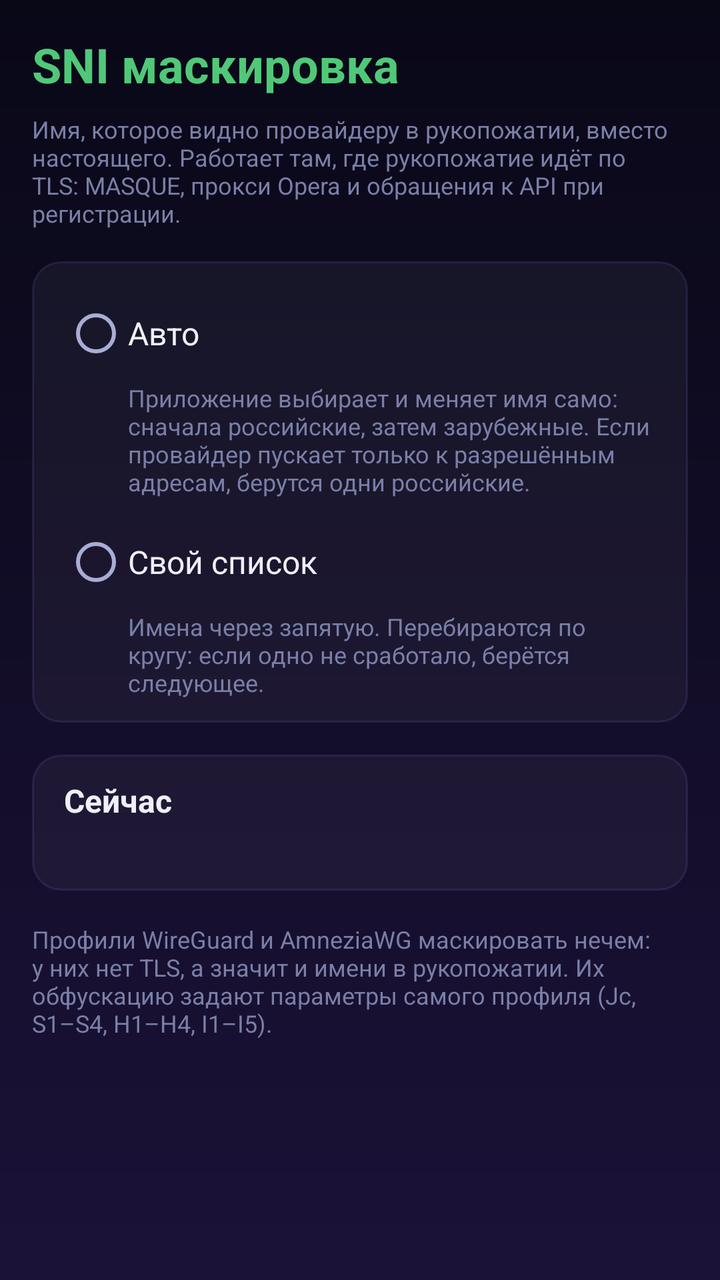
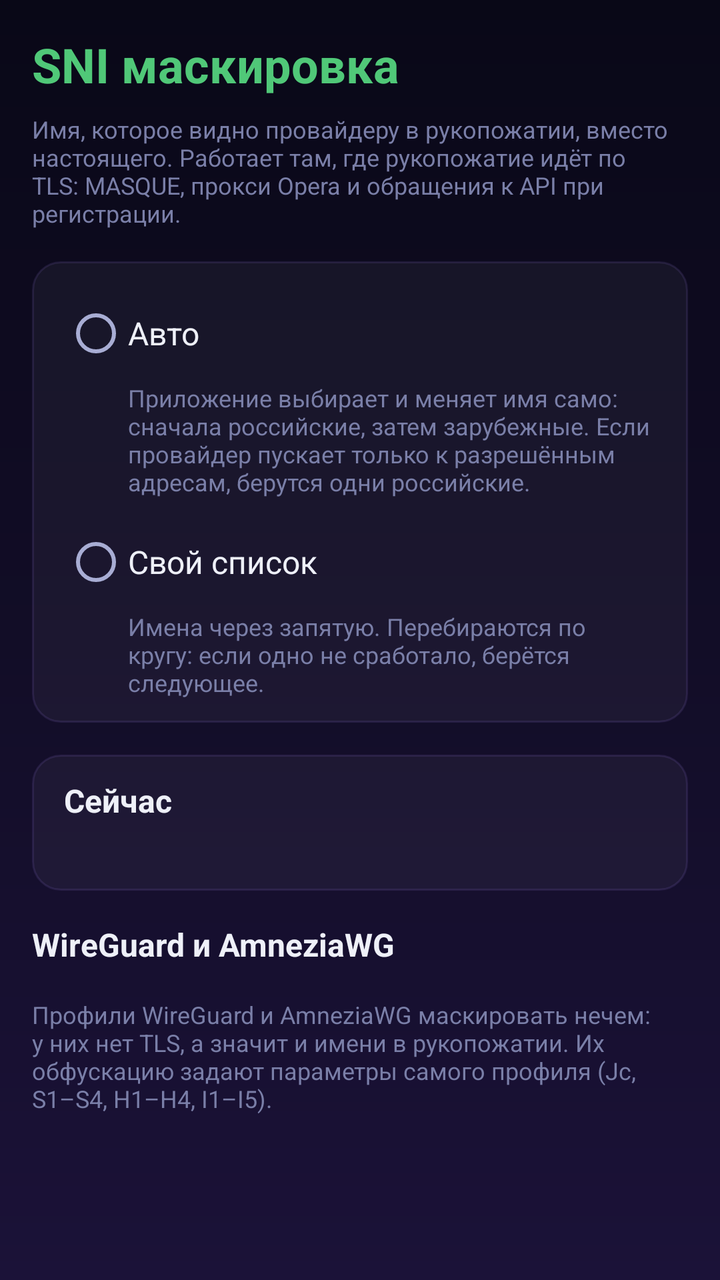

Before-and-after screenshots of an Android layout around one commit, followed by the original layout XML and the change that was made.
<!-- AndroidManifest.xml: activity theme Theme.Nova.Settings -->
<!-- res/layout/activity_sni_mask_settings.xml -->
<?xml version="1.0" encoding="utf-8"?>
<ScrollView xmlns:android="http://schemas.android.com/apk/res/android"
    android:layout_width="match_parent"
    android:layout_height="match_parent"
    android:fillViewport="true"
    android:clipToPadding="false"
    android:paddingLeft="16dp"
    android:paddingTop="16dp"
    android:paddingRight="16dp"
    android:paddingBottom="32dp">

    <LinearLayout
        android:layout_width="match_parent"
        android:layout_height="wrap_content"
        android:orientation="vertical">

        <TextView
            android:layout_width="wrap_content"
            android:layout_height="wrap_content"
            android:text="SNI маскировка"
            android:textColor="?attr/novaAccent"
            android:textSize="24sp"
            android:textStyle="bold" />

        <TextView
            android:layout_width="match_parent"
            android:layout_height="wrap_content"
            android:layout_marginTop="8dp"
            android:text="Имя, которое видно провайдеру в рукопожатии, вместо настоящего. Работает там, где рукопожатие идёт по TLS: MASQUE, прокси Opera и обращения к API при регистрации."
            android:textColor="?attr/novaTextHint"
            android:textSize="12sp" />

        <LinearLayout
            android:layout_width="match_parent"
            android:layout_height="wrap_content"
            android:layout_marginTop="16dp"
            android:background="?attr/novaCardBackground"
            android:orientation="vertical"
            android:paddingLeft="16dp"
            android:paddingTop="12dp"
            android:paddingRight="16dp"
            android:paddingBottom="12dp">

            <RadioGroup
                android:id="@+id/rg_sni_mode"
                android:layout_width="match_parent"
                android:layout_height="wrap_content"
                android:orientation="vertical">

                <RadioButton
                    android:id="@+id/rb_sni_auto"
                    android:layout_width="match_parent"
                    android:layout_height="wrap_content"
                    android:text="Авто"
                    android:textColor="?attr/novaTextTitle"
                    android:textSize="16sp" />

                <TextView
                    android:layout_width="match_parent"
                    android:layout_height="wrap_content"
                    android:layout_marginStart="32dp"
                    android:layout_marginBottom="8dp"
                    android:text="Приложение выбирает и меняет имя само: сначала российские, затем зарубежные. Если провайдер пускает только к разрешённым адресам, берутся одни российские."
                    android:textColor="?attr/novaTextHint"
                    android:textSize="12sp" />

                <RadioButton
                    android:id="@+id/rb_sni_custom"
                    android:layout_width="match_parent"
                    android:layout_height="wrap_content"
                    android:text="Свой список"
                    android:textColor="?attr/novaTextTitle"
                    android:textSize="16sp" />

                <TextView
                    android:layout_width="match_parent"
                    android:layout_height="wrap_content"
                    android:layout_marginStart="32dp"
                    android:text="Имена через запятую. Перебираются по кругу: если одно не сработало, берётся следующее."
                    android:textColor="?attr/novaTextHint"
                    android:textSize="12sp" />
            </RadioGroup>

            <EditText
                android:id="@+id/et_sni_custom_list"
                android:layout_width="match_parent"
                android:layout_height="wrap_content"
                android:layout_marginTop="12dp"
                android:background="?attr/novaCardBackground"
                android:hint="vk.com, ya.ru, www.gosuslugi.ru"
                android:textColorHint="?attr/novaTextHint"
                android:inputType="textMultiLine|textNoSuggestions"
                android:minLines="2"
                android:maxLines="6"
                android:padding="12dp"
                android:textColor="?attr/novaTextTitle"
                android:textSize="14sp"
                android:visibility="gone" />

            <TextView
                android:id="@+id/tv_sni_custom_status"
                android:layout_width="match_parent"
                android:layout_height="wrap_content"
                android:layout_marginTop="8dp"
                android:textColor="?attr/novaTextHint"
                android:textSize="12sp"
                android:visibility="gone" />
        </LinearLayout>

        <LinearLayout
            android:layout_width="match_parent"
            android:layout_height="wrap_content"
            android:layout_marginTop="16dp"
            android:background="?attr/novaCardBackground"
            android:orientation="vertical"
            android:paddingLeft="16dp"
            android:paddingTop="12dp"
            android:paddingRight="16dp"
            android:paddingBottom="12dp">

            <TextView
                android:layout_width="wrap_content"
                android:layout_height="wrap_content"
                android:text="Сейчас"
                android:textColor="?attr/novaTextTitle"
                android:textSize="16sp"
                android:textStyle="bold" />

            <TextView
                android:id="@+id/tv_sni_state"
                android:layout_width="match_parent"
                android:layout_height="wrap_content"
                android:layout_marginTop="6dp"
                android:textColor="?attr/novaTextHint"
                android:textSize="12sp" />
        </LinearLayout>

        <TextView
            android:layout_width="match_parent"
            android:layout_height="wrap_content"
            android:layout_marginTop="16dp"
            android:text="Профили WireGuard и AmneziaWG маскировать нечем: у них нет TLS, а значит и имени в рукопожатии. Их обфускацию задают параметры самого профиля (Jc, S1–S4, H1–H4, I1–I5)."
            android:textColor="?attr/novaTextHint"
            android:textSize="12sp" />
    </LinearLayout>
</ScrollView>
<!-- resources referenced by this layout -->
<resources>
  <!-- drawable bg_nova_screen_aurora (drawable) -->
  <?xml version="1.0" encoding="utf-8"?>
  <shape xmlns:android="http://schemas.android.com/apk/res/android"
      android:shape="rectangle">
      <gradient
          android:angle="270"
          android:startColor="#090817"
          android:centerColor="#120D27"
          android:endColor="#1B1238"
          android:type="linear" />
  </shape>
  <!-- drawable bg_nova_field_aurora (drawable) -->
  <?xml version="1.0" encoding="utf-8"?>
  <selector xmlns:android="http://schemas.android.com/apk/res/android">
      <item android:state_focused="true">
          <shape android:shape="rectangle">
              <solid android:color="?attr/novaFocusFill" />
              <corners android:radius="10dp" />
              <stroke android:width="3dp" android:color="?attr/novaFocusStroke" />
          </shape>
      </item>
      <item>
          <shape android:shape="rectangle">
              <solid android:color="#0BFFFFFF" />
              <corners android:radius="10dp" />
              <stroke android:width="1dp" android:color="#18A88DFF" />
          </shape>
      </item>
  </selector>
  <color name="nova_aurora_accent">#50C878</color>
  <color name="nova_aurora_text_value">#A8ADD4</color>
  <color name="nova_aurora_text_hint">#7A7FA8</color>
  <color name="nova_aurora_accent_dim">#2E50C878</color>
  <color name="nova_aurora_accent_on">#090817</color>
  <color name="nova_aurora_separator">#12FFFFFF</color>
  <color name="nova_aurora_group_from">#50C878</color>
  <color name="nova_aurora_group_to">#9FD9BC</color>
  <color name="nova_aurora_text_title">#EEF0F8</color>
  <color name="nova_aurora_switch_on">#50C878</color>
  <color name="nova_aurora_switch_off">#2EFFFFFF</color>
  <color name="nova_aurora_thumb_on">#FFFFFF</color>
  <color name="nova_aurora_thumb_off">#B8BED0</color>
  <color name="nova_aurora_icon_tint">#B350C878</color>
  <color name="nova_aurora_card_fill">#0BFFFFFF</color>
  <color name="nova_aurora_card_stroke">#1FA88DFF</color>
  <!-- drawable bg_nova_dialog_aurora (drawable) -->
  <?xml version="1.0" encoding="utf-8"?>
  <shape xmlns:android="http://schemas.android.com/apk/res/android"
      android:shape="rectangle">
      <solid android:color="#120D27" />
      <corners android:radius="16dp" />
      <stroke android:width="1dp" android:color="#1FA88DFF" />
  </shape>
  <color name="nova_aurora_focus_fill">#3350C878</color>
  <color name="nova_aurora_focus_stroke">#50C878</color>
  <style name="Widget.Nova.DialogButtonPrimary.Auroramint" parent="@style/Widget.Nova.DialogButton.Auroramint">
          <item name="android:background">@drawable/bg_nova_dialog_button_primary_aurora</item>
          <item name="android:textColor">@color/nova_aurora_accent_on</item>
      </style>
  <!-- drawable switch_thumb_liquid (drawable) -->
  <?xml version="1.0" encoding="utf-8"?>
  <layer-list xmlns:android="http://schemas.android.com/apk/res/android">
      <item
          android:top="3dp"
          android:bottom="3dp"
          android:left="3dp"
          android:right="3dp">
          <shape android:shape="oval">
              <size
                  android:width="23dp"
                  android:height="23dp"/>
              <solid android:color="#FFFFFF"/>
          </shape>
      </item>
  </layer-list>
  <!-- drawable switch_track_liquid (drawable) -->
  <?xml version="1.0" encoding="utf-8"?>
  <shape xmlns:android="http://schemas.android.com/apk/res/android"
      android:shape="rectangle">
      <size
          android:width="52dp"
          android:height="29dp"/>
      <corners android:radius="15dp"/>
      <solid android:color="#FFFFFF"/>
      <stroke
          android:width="1dp"
          android:color="#33FFFFFF"/>
  </shape>
  <!-- unchanged entries left out for length: 7 -->
</resources>

<!-- the commit's change to res/layout/activity_sni_mask_settings.xml (unified diff, before → after) -->
@@ -23,6 +23,7 @@
             android:textStyle="bold" />
 
         <TextView
+            android:id="@+id/tv_sni_intro"
             android:layout_width="match_parent"
             android:layout_height="wrap_content"
             android:layout_marginTop="8dp"
@@ -56,6 +57,7 @@
                     android:textSize="16sp" />
 
                 <TextView
+                    android:id="@+id/tv_sni_auto_hint"
                     android:layout_width="match_parent"
                     android:layout_height="wrap_content"
                     android:layout_marginStart="32dp"
@@ -73,6 +75,7 @@
                     android:textSize="16sp" />
 
                 <TextView
+                    android:id="@+id/tv_sni_custom_hint"
                     android:layout_width="match_parent"
                     android:layout_height="wrap_content"
                     android:layout_marginStart="32dp"
@@ -136,6 +139,17 @@
         </LinearLayout>
 
         <TextView
+            android:id="@+id/tv_sni_wg_title"
+            android:layout_width="wrap_content"
+            android:layout_height="wrap_content"
+            android:layout_marginTop="16dp"
+            android:text="WireGuard и AmneziaWG"
+            android:textColor="?attr/novaTextTitle"
+            android:textSize="16sp"
+            android:textStyle="bold" />
+
+        <TextView
+            android:id="@+id/tv_sni_wg_hint"
             android:layout_width="match_parent"
             android:layout_height="wrap_content"
             android:layout_marginTop="16dp"
